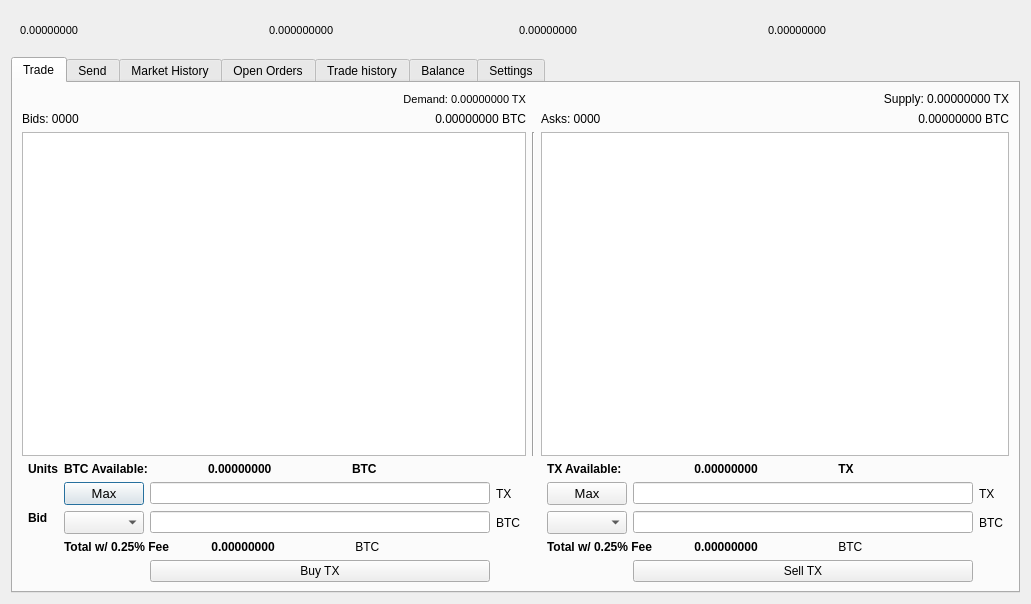
Old version of the form src/qt/forms/tradingdialog.ui in the repository LUX-Core/lux.
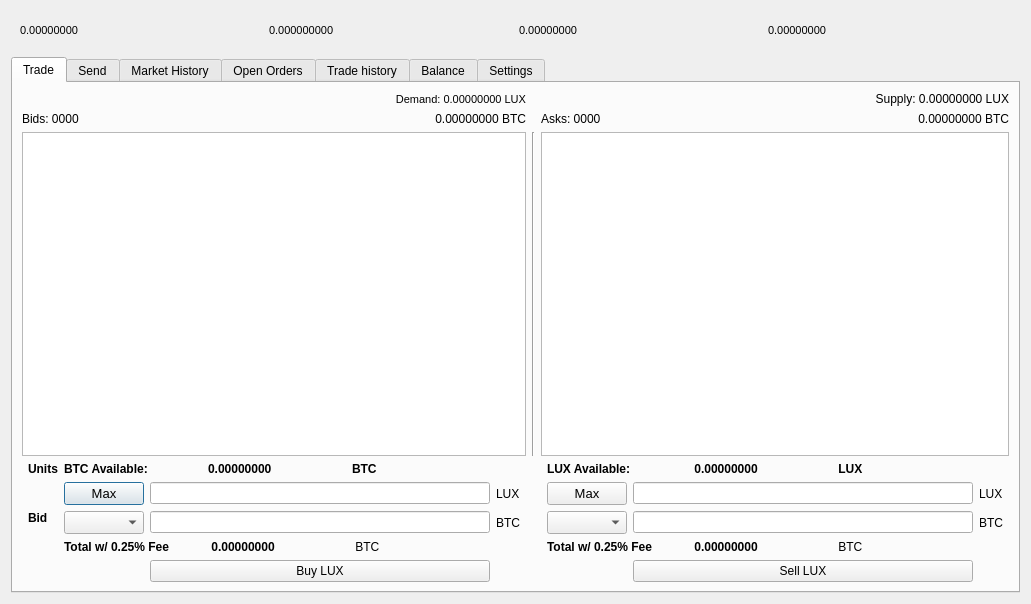
New version of the form. The open tabs and pages were chosen to show the change. Icons and pictures are not drawn.

Diff of the .ui file:
```diff
--- a/src/qt/forms/tradingdialog.ui
+++ b/src/qt/forms/tradingdialog.ui
@@ -704,7 +704,7 @@
             </font>
            </property>
            <property name="text">
-            <string>TX Available:</string>
+            <string>LUX Available:</string>
            </property>
           </widget>
          </item>
@@ -1148,7 +1148,7 @@
             </font>
            </property>
            <property name="text">
-            <string> TX</string>
+            <string> LUX</string>
            </property>
           </widget>
          </item>
@@ -1186,7 +1186,7 @@
        <item row="4" column="4">
         <widget class="QLabel" name="label_4">
          <property name="text">
-          <string>TX</string>
+          <string>LUX</string>
          </property>
         </widget>
        </item>
@@ -1222,7 +1222,7 @@
        <item row="4" column="10">
         <widget class="QLabel" name="label_22">
          <property name="text">
-          <string>TX</string>
+          <string>LUX</string>
          </property>
         </widget>
        </item>
@@ -2239,14 +2239,14 @@
        <item row="7" column="3">
         <widget class="QPushButton" name="BuyTX">
          <property name="text">
-          <string>Buy TX</string>
+          <string>Buy LUX</string>
          </property>
         </widget>
        </item>
        <item row="7" column="9">
         <widget class="QPushButton" name="SellTXBTN">
          <property name="text">
-          <string>Sell TX</string>
+          <string>Sell LUX</string>
          </property>
         </widget>
        </item>
@@ -2320,7 +2320,7 @@
           </font>
          </property>
          <property name="text">
-          <string>Demand: 0.00000000 TX</string>
+          <string>Demand: 0.00000000 LUX</string>
          </property>
          <property name="alignment">
           <set>Qt::AlignRight|Qt::AlignTrailing|Qt::AlignVCenter</set>
@@ -2330,7 +2330,7 @@
        <item row="0" column="9" colspan="3">
         <widget class="QLabel" name="TXSupply">
          <property name="text">
-          <string>Supply: 0.00000000 TX</string>
+          <string>Supply: 0.00000000 LUX</string>
          </property>
          <property name="alignment">
           <set>Qt::AlignRight|Qt::AlignTrailing|Qt::AlignVCenter</set>
```
Left out of the diff: 48 changed lines with no effect on the pictures.
